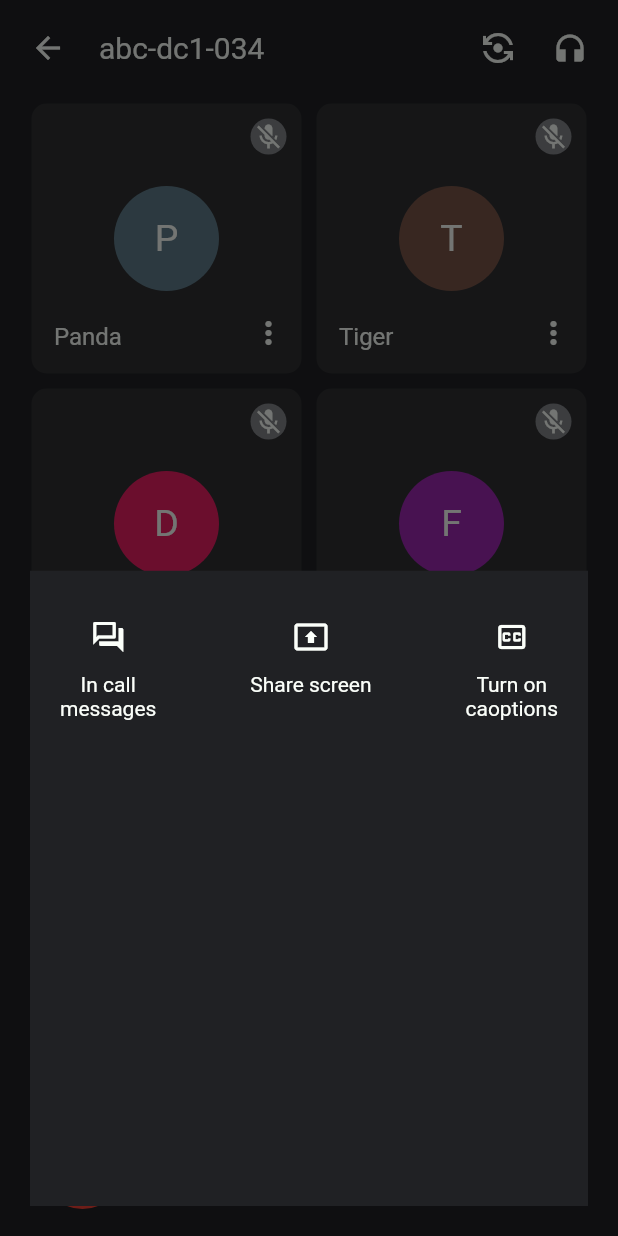
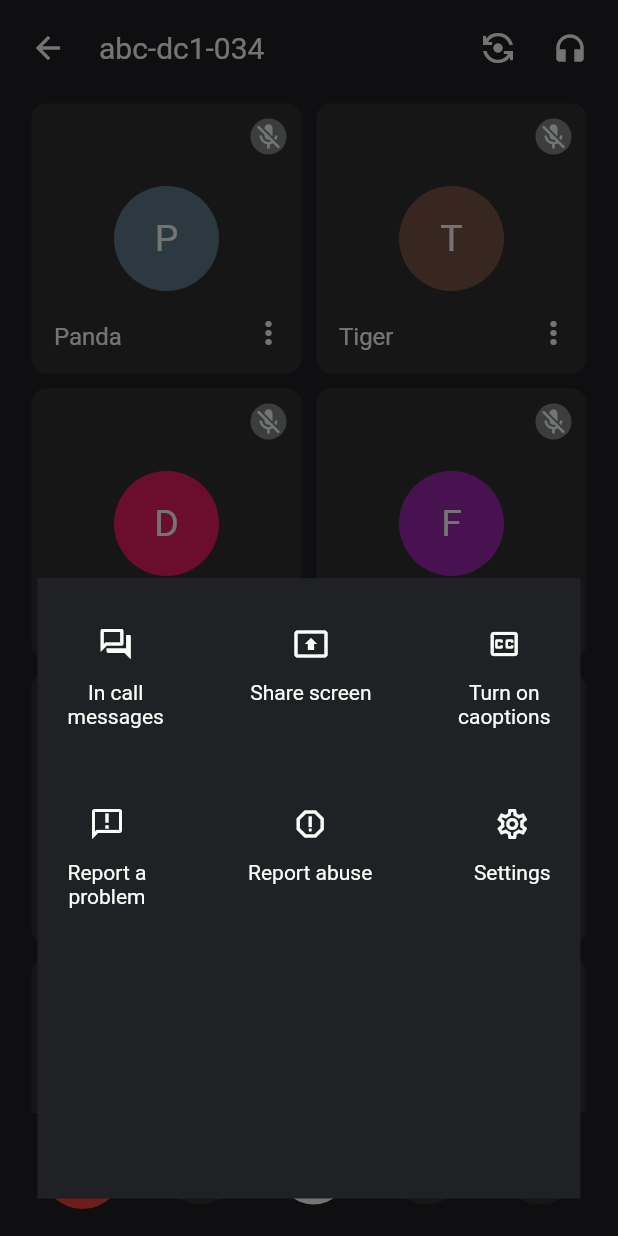
Before and after one commit to octoi/google-meet-clone, a Flutter app: the screen it shows after launch, after a tap on the "more vert" icon, on a phone screen of 412 x 824 dp. Run offline on Flutter 3.47's test engine with Material 2 defaults, Android fonts, the phone set to English and light mode, and no system bars.

Commit message:
all icons

```diff
--- a/lib/widgets/utils.dart
+++ b/lib/widgets/utils.dart
@@ -13,7 +13,7 @@ class AppUtils extends StatelessWidget {
         context: context,
         builder: (BuildContext context) {
           return Padding(
-            padding: const EdgeInsets.all(20.0),
+            padding: const EdgeInsets.all(25.0),
             child: Container(
               color: appPrimaryColor,
               child: Column(
@@ -35,7 +35,25 @@ class AppUtils extends StatelessWidget {
                         title: "Turn on\ncaoptions",
                       ),
                     ],
-                  )
+                  ),
+                  Row(
+                    mainAxisAlignment: MainAxisAlignment.spaceBetween,
+                    crossAxisAlignment: CrossAxisAlignment.start,
+                    children: [
+                      UtilIconButton(
+                        icon: Icons.announcement_outlined,
+                        title: "Report a\nproblem",
+                      ),
+                      UtilIconButton(
+                        icon: Icons.report_outlined,
+                        title: "Report abuse",
+                      ),
+                      UtilIconButton(
+                        icon: Icons.settings_outlined,
+                        title: "Settings",
+                      ),
+                    ],
+                  ),
                 ],
               ),
             ),
```
